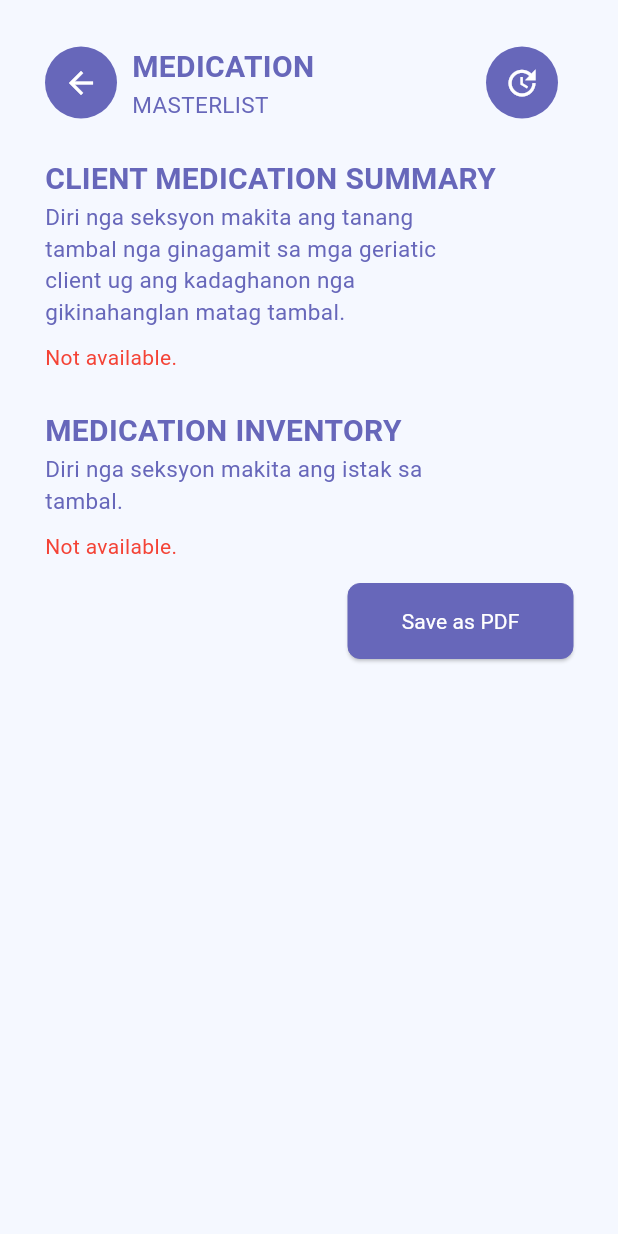
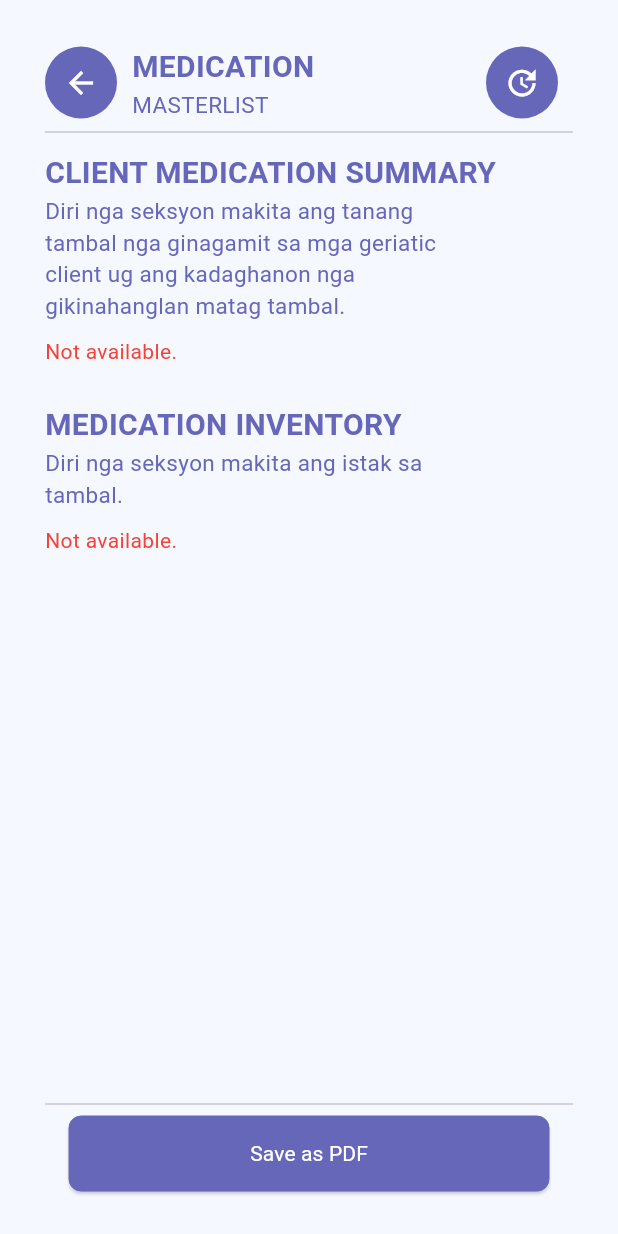
Before and after one commit to Orekidesu/Mobile-Health-App-Tambag, a Flutter app: the Masterlist screen opened directly, on a phone screen of 412 x 824 dp. Run offline on Flutter 3.47's test engine with Material 3 defaults, Android fonts, the light colour scheme and no system bars; our stand-ins replace cloud_firestore, firebase_auth, firebase_core, flutter_slidable, fluttertoast, font_awesome_flutter and 2 more; accounts and stored records are empty; Roboto replaces fonts that are missing (Arial).

Commit message:
Aesthetic update

```diff
--- a/lib/Screen/Follow_up.dart
+++ b/lib/Screen/Follow_up.dart
@@ -389,9 +389,8 @@ class _Follow_upState extends State<Follow_up> {
                 iconColor: Colors.white,
                 DistinationBack: () => goToPage(context, const Dashboard()),
               ),
-              const SizedBox(
-                height: 10,
-              ),
+              const Divider(),
+              const SizedBox(height:5),
               Expanded(
                 child: Column(
                   children: [
--- a/lib/Screen/Masterlist.dart
+++ b/lib/Screen/Masterlist.dart
@@ -98,7 +98,8 @@ class _MasterlistState extends State<Masterlist> {
                 _showMyDialog(context);
               },
             ),
-            const SizedBox(height: 25),
+            const Divider(),
+            const SizedBox(height:5),
             Expanded(
               child: SingleChildScrollView(
                 child: Column(
@@ -233,10 +234,17 @@ class _MasterlistState extends State<Masterlist> {
                     const SizedBox(
                       height: 15,
                     ),
-                    Row(
-                      mainAxisAlignment: MainAxisAlignment.end,
+
+                  ],
+                ),
+              ),
+            ),
+            Divider(),
+            Row(
+                      mainAxisAlignment: MainAxisAlignment.center,
                       children: [
                         CustomActionButton(
+                          custom_width: 320,
                           onPressed: ()  {
 
 
@@ -245,10 +253,6 @@ class _MasterlistState extends State<Masterlist> {
                         ),
                       ],
                     )
-                  ],
-                ),
-              ),
-            ),
           ],
         ),
       )),
--- a/lib/Screen/Patient_profile.dart
+++ b/lib/Screen/Patient_profile.dart
@@ -104,6 +104,8 @@ class _Patient_ProfileState extends State<Patient_Profile> {
                       DistinationBack: () =>
                           goToPage(context, const Dashboard()),
                     ),
+                    const Divider(),
+                    const SizedBox(height:5),
                     Container(
                       padding: const EdgeInsets.fromLTRB(16.0, 10.0, 16.0, 0.0),
                       child: Column(
--- a/lib/Screen/SmsSender.dart
+++ b/lib/Screen/SmsSender.dart
@@ -98,6 +98,8 @@ class _smsSenderState extends State<smsSender> {
     return SafeArea(
       child: Scaffold(
         body: Container(
+          color: backgroundColor,
+          height: MediaQuery.of(context).size.height, // Adjust as needed
           padding: const EdgeInsets.all(20),
           child: Column(
             mainAxisAlignment: MainAxisAlignment.start,
@@ -113,6 +115,8 @@ class _smsSenderState extends State<smsSender> {
                     ? null
                     : () => goToPage(context, const Dashboard()),
               ),
+              const Divider(),
+              const SizedBox(height:5),
               Expanded(
                 child: Padding(
                   padding: const EdgeInsets.fromLTRB(16.0, 10.0, 16.0, 0.0),
--- a/lib/Screen/Tracker.dart
+++ b/lib/Screen/Tracker.dart
@@ -94,6 +94,8 @@ class _TrackerState extends State<Tracker> {
                 iconColor: Colors.white,
                 DistinationBack: () => goToPage(context, const Dashboard()),
               ),
+              const Divider(),
+              const SizedBox(height:5),
               Expanded(
                 child: SingleChildScrollView(
                   child: Column(
```
Also changed, not shown: lib/Screen/addProfilePage.dart (+6 -2 lines), lib/Screen/editProfilePage.dart (+14 -9 lines).
